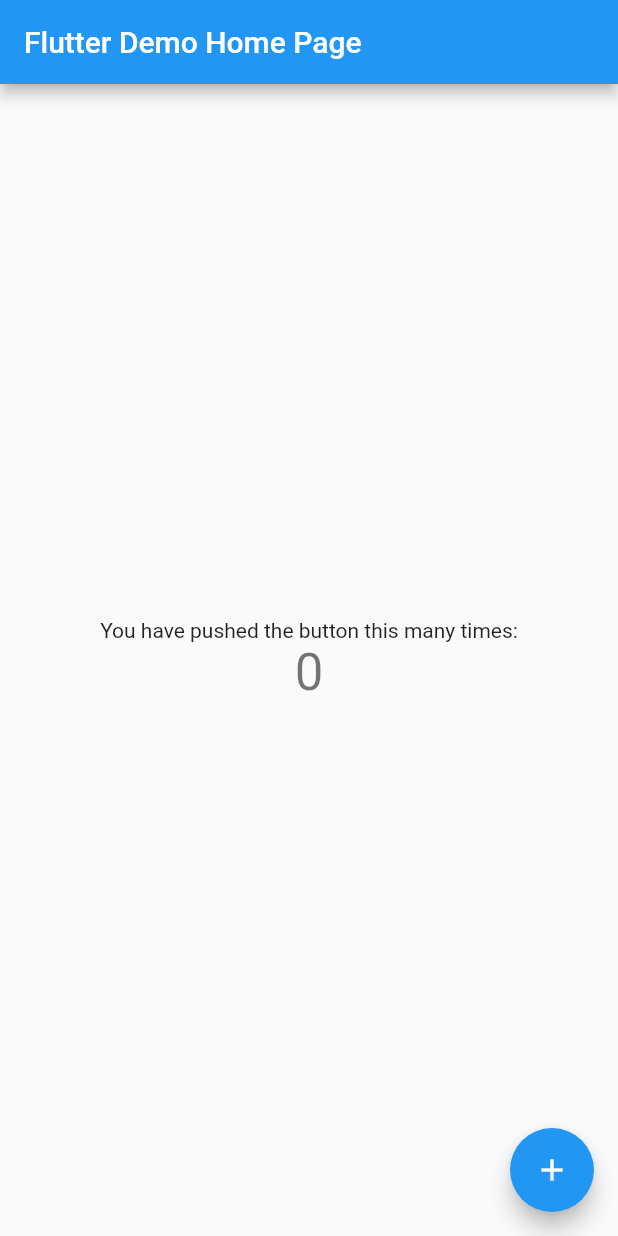
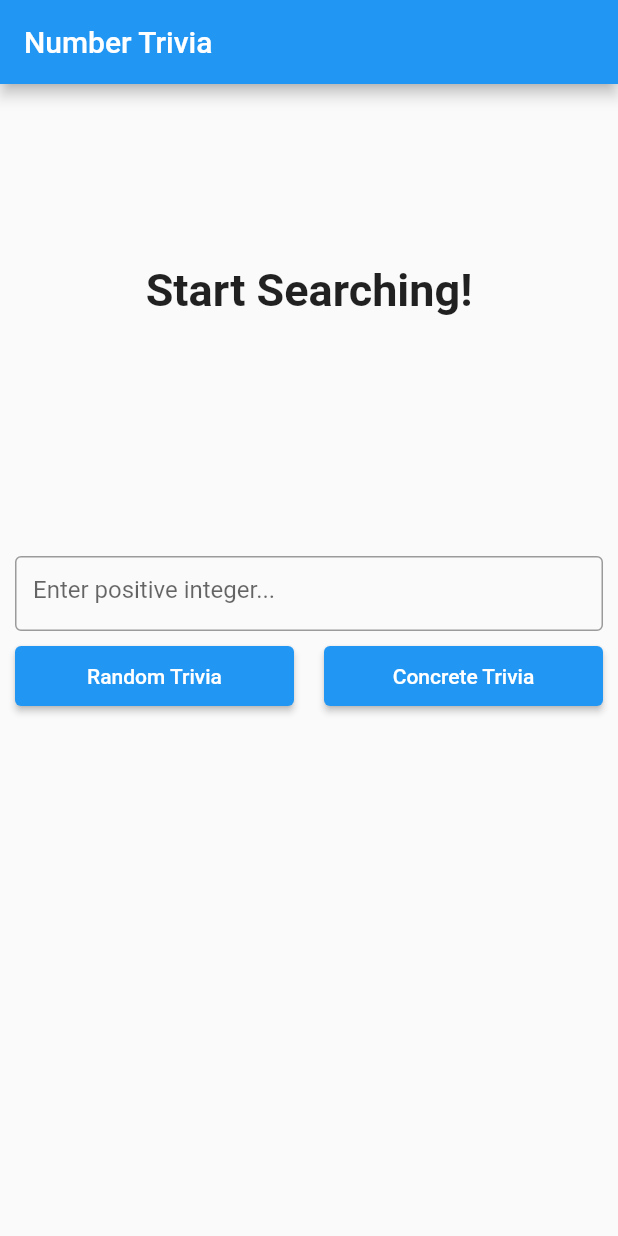
Before and after one commit to Yazan111/number_trivia, a Flutter app: the screen it shows after launch, on a phone screen of 412 x 824 dp. Run offline on Flutter 3.47's test engine with Material 2 defaults, Android fonts, the phone set to English and light mode, and no system bars; our stand-ins replace bloc, connectivity, dartz, dio, equatable, flutter_bloc and 2 more.

Commit message:
built presentation, injection container. all tests are passing

```diff
--- /dev/null
+++ b/lib/core/presentation/widgets/app_widget.dart
@@ -0,0 +1,19 @@
+import 'package:flutter/material.dart';
+import 'package:number_trivia/features/get_trivia/presentation/pages/number_trivia_page.dart';
+
+class AppWidget extends StatelessWidget {
+  const AppWidget({Key? key}) : super(key: key);
+
+  @override
+  Widget build(BuildContext context) {
+    return MaterialApp(
+      title: 'Number Trivia Applciation',
+      home: Scaffold(
+        appBar: AppBar(
+          title: const Text('Number Trivia'),
+        ),
+        body: const NumberTriviaPage(),
+      ),
+    );
+  }
+}
--- a/lib/features/get_trivia/data/datasources/remote_datasource.dart
+++ b/lib/features/get_trivia/data/datasources/remote_datasource.dart
@@ -31,6 +31,6 @@ class RemoteDatasourceDio implements RemoteDatasource {
         options: Options(contentType: 'application/json'));
     if (result.statusCode != 200) throw NetworkException();
 
-    return NumberTriviaModel.fromJson(jsonDecode(result.data));
+    return NumberTriviaModel.fromJson(result.data);
   }
 }
--- /dev/null
+++ b/lib/features/get_trivia/presentation/pages/number_trivia_page.dart
@@ -0,0 +1,50 @@
+import 'package:flutter/material.dart';
+import 'package:flutter_bloc/flutter_bloc.dart';
+import 'package:number_trivia/features/get_trivia/presentation/bloc/bloc/number_trivia_bloc.dart';
+import 'package:number_trivia/features/get_trivia/presentation/widgets/loader_widget.dart';
+import 'package:number_trivia/features/get_trivia/presentation/widgets/trivia_controls_widget.dart';
+import 'package:number_trivia/features/get_trivia/presentation/widgets/trivia_viewer_widget.dart';
+
+import '../widgets/message_widget.dart';
+
+class NumberTriviaPage extends StatelessWidget {
+  const NumberTriviaPage({Key? key}) : super(key: key);
+
+  @override
+  Widget build(BuildContext context) {
+    return Padding(
+      padding: const EdgeInsets.symmetric(horizontal: 10),
+      child: Center(
+        child: Column(
+          children: [
+            BlocBuilder<NumberTriviaBloc, NumberTriviaState>(
+              builder: (context, state) => _stateBuilder(context, state),
+            ),
+            const SizedBox(
+              height: 40,
+            ),
+            TriviaControlsWidget(),
+          ],
+        ),
+      ),
+    );
+  }
+
+  Widget _stateBuilder(BuildContext context, NumberTriviaState state) {
+    if (state is NumberTriviaIntitialState) {
+      return const MessageViewerWidget(
+        message: 'Start Searching!',
+      );
+    } else if (state is NumberTriviaErrorState) {
+      return MessageViewerWidget(
+        message: state.message,
+      );
+    } else if (state is NumberTriviaLoadingState) {
+      return const LoaderWidget();
+    } else if (state is NumberTriviaLoadedState) {
+      return TriviaViewerWidget(numberTrivia: state.numberTrivia);
+    } else {
+      return Container();
+    }
+  }
+}
--- /dev/null
+++ b/lib/features/get_trivia/presentation/widgets/message_widget.dart
@@ -0,0 +1,24 @@
+import 'package:flutter/material.dart';
+
+class MessageViewerWidget extends StatelessWidget {
+  final String message;
+  const MessageViewerWidget({
+    required this.message,
+    Key? key,
+  }) : super(key: key);
+
+  @override
+  Widget build(BuildContext context) {
+    return SizedBox(
+      height: MediaQuery.of(context).size.height / 3,
+      child: Center(
+          child: Text(
+        message,
+        style: const TextStyle(
+          fontSize: 30,
+          fontWeight: FontWeight.bold,
+        ),
+      )),
+    );
+  }
+}
--- /dev/null
+++ b/lib/features/get_trivia/presentation/widgets/trivia_controls_widget.dart
@@ -0,0 +1,67 @@
+import 'package:flutter/material.dart';
+import 'package:flutter_bloc/flutter_bloc.dart';
+
+import '../bloc/bloc/number_trivia_bloc.dart';
+
+class TriviaControlsWidget extends StatefulWidget {
+  TriviaControlsWidget({Key? key}) : super(key: key);
+
+  @override
+  State<TriviaControlsWidget> createState() => _TriviaControlsState();
+}
+
+class _TriviaControlsState extends State<TriviaControlsWidget> {
+  final TextEditingController _controller = TextEditingController();
+  String _triviaNumber = '';
+
+  @override
+  Widget build(BuildContext context) {
+    return Column(children: [
+      SizedBox(
+          height: 50,
+          child: TextField(
+            controller: _controller,
+            onChanged: (input) {
+              _triviaNumber = input;
+            },
+            decoration: const InputDecoration(
+                border: OutlineInputBorder(),
+                hintText: 'Enter positive integer...'),
+          )),
+      const SizedBox(
+        height: 10,
+      ),
+      Row(
+        children: [
+          Expanded(
+            child: SizedBox(
+              height: 40,
+              child: ElevatedButton(
+                  onPressed: () {
+                    _controller.clear();
+                    BlocProvider.of<NumberTriviaBloc>(context)
+                        .add(GetTriviaForRandomNumberEvent());
+                  },
+                  child: const Text('Random Trivia')),
+            ),
+          ),
+          const SizedBox(
+            width: 20,
+          ),
+          Expanded(
+            child: SizedBox(
+              height: 40,
+              child: ElevatedButton(
+                  onPressed: () {
+                    _controller.clear();
+                    BlocProvider.of<NumberTriviaBloc>(context)
+                        .add(GetTriviaForConcreteNumberEvent(_triviaNumber));
+                  },
+                  child: const Text('Concrete Trivia')),
+            ),
+          ),
+        ],
+      )
+    ]);
+  }
+}
--- a/lib/main.dart
+++ b/lib/main.dart
@@ -1,115 +1,16 @@
 import 'package:flutter/material.dart';
+import 'package:flutter_bloc/flutter_bloc.dart';
+import 'package:number_trivia/features/get_trivia/presentation/bloc/bloc/number_trivia_bloc.dart';
+import 'core/presentation/widgets/app_widget.dart';
+import 'injection_container.dart' as ic;
+import 'injection_container.dart';
 
-void main() {
-  runApp(const MyApp());
+void main() async {
+  WidgetsFlutterBinding.ensureInitialized();
+  await ic.setUp();
+
+  runApp(BlocProvider(
+    create: (context) => sl<NumberTriviaBloc>(),
+    child: const AppWidget(),
+  ));
 }
-
-class MyApp extends StatelessWidget {
-  const MyApp({Key? key}) : super(key: key);
-
-  // This widget is the root of your application.
-  @override
-  Widget build(BuildContext context) {
-    return MaterialApp(
-      title: 'Flutter Demo',
-      theme: ThemeData(
-        // This is the theme of your application.
-        //
-        // Try running your application with "flutter run". You'll see the
-        // application has a blue toolbar. Then, without quitting the app, try
-        // changing the primarySwatch below to Colors.green and then invoke
-        // "hot reload" (press "r" in the console where you ran "flutter run",
-        // or simply save your changes to "hot reload" in a Flutter IDE).
-        // Notice that the counter didn't reset back to zero; the application
-        // is not restarted.
-        primarySwatch: Colors.blue,
-      ),
-      home: const MyHomePage(title: 'Flutter Demo Home Page'),
-    );
-  }
-}
-
-class MyHomePage extends StatefulWidget {
-  const MyHomePage({Key? key, required this.title}) : super(key: key);
-
-  // This widget is the home page of your application. It is stateful, meaning
-  // that it has a State object (defined below) that contains fields that affect
-  // how it looks.
-
-  // This class is the configuration for the state. It holds the values (in this
-  // case the title) provided by the parent (in this case the App widget) and
-  // used by the build method of the State. Fields in a Widget subclass are
-  // always marked "final".
-
-  final String title;
-
-  @override
-  State<MyHomePage> createState() => _MyHomePageState();
-}
-
-class _MyHomePageState extends State<MyHomePage> {
-  int _counter = 0;
-
-  void _incrementCounter() {
-    setState(() {
-      // This call to setState tells the Flutter framework that something has
-      // changed in this State, which causes it to rerun the build method below
-      // so that the display can reflect the updated values. If we changed
-      // _counter without calling setState(), then the build method would not be
-      // called again, and so nothing would appear to happen.
-      _counter++;
-    });
-  }
-
-  @override
-  Widget build(BuildContext context) {
-    // This method is rerun every time setState is called, for instance as done
-    // by the _incrementCounter method above.
-    //
-    // The Flutter framework has been optimized to make rerunning build methods
-    // fast, so that you can just rebuild anything that needs updating rather
-    // than having to individually change instances of widgets.
-    return Scaffold(
-      appBar: AppBar(
-        // Here we take the value from the MyHomePage object that was created by
-        // the App.build method, and use it to set our appbar title.
-        title: Text(widget.title),
-      ),
-      body: Center(
-        // Center is a layout widget. It takes a single child and positions it
-        // in the middle of the parent.
-        child: Column(
-          // Column is also a layout widget. It takes a list of children and
-          // arranges them vertically. By default, it sizes itself to fit its
-          // children horizontally, and tries to be as tall as its parent.
-          //
-          // Invoke "debug painting" (press "p" in the console, choose the
-          // "Toggle Debug Paint" action from the Flutter Inspector in Android
-          // Studio, or the "Toggle Debug Paint" command in Visual Studio Code)
-          // to see the wireframe for each widget.
-          //
-          // Column has various properties to control how it sizes itself and
-          // how it positions its children. Here we use mainAxisAlignment to
-          // center the children vertically; the main axis here is the vertical
-          // axis because Columns are vertical (the cross axis would be
-          // horizontal).
-          mainAxisAlignment: MainAxisAlignment.center,
-          children: <Widget>[
-            const Text(
-              'You have pushed the button this many times:',
-            ),
-            Text(
-              '$_counter',
-              style: Theme.of(context).textTheme.headline4,
-            ),
-          ],
-        ),
-      ),
-      floatingActionButton: FloatingActionButton(
-        onPressed: _incrementCounter,
-        tooltip: 'Increment',
-        child: const Icon(Icons.add),
-      ), // This trailing comma makes auto-formatting nicer for build methods.
-    );
-  }
-}
--- a/pubspec.yaml
+++ b/pubspec.yaml
@@ -41,6 +41,7 @@ dependencies:
   dio: ^4.0.6
   bloc: ^8.1.0
   get_it: ^7.2.0
+  flutter_bloc: ^8.1.1
 
 dev_dependencies:
   flutter_test:
```
Also changed, not shown: lib/features/get_trivia/presentation/bloc/bloc/number_trivia_bloc.dart (+6 -5 lines), lib/features/get_trivia/presentation/widgets/loader_widget.dart (added, +12 -0 lines), lib/features/get_trivia/presentation/widgets/trivia_viewer_widget.dart (added, +33 -0 lines), lib/injection_container.dart (added, +56 -0 lines), lib/core/presentation/utils/input_converter.dart (renamed from lib/core/utils/input_converter.dart), pubspec.lock, 4 other files.
